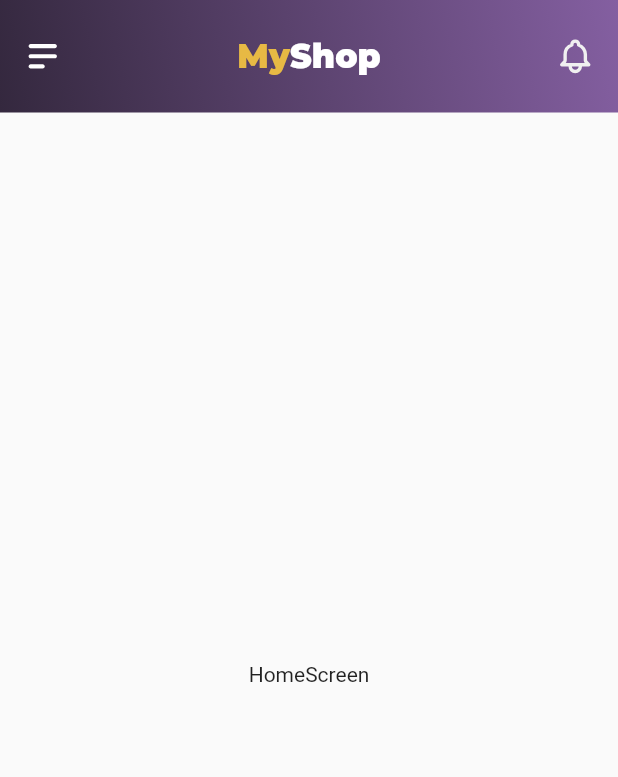
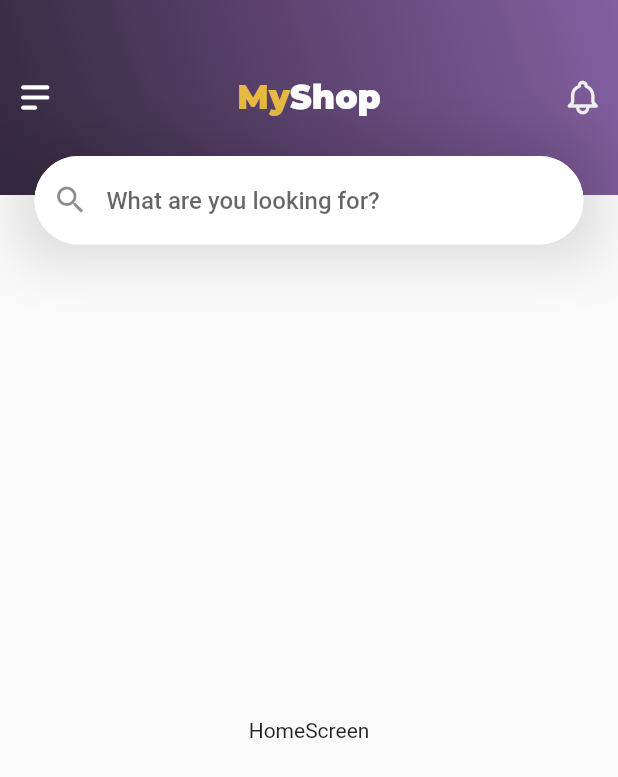
Before and after one commit to ilavisharma/Flutter-Ecommerce-App, a Flutter app: the HomeScreen screen opened by its route, on a phone screen of 412 x 824 dp. Shown: the top 777 px of the screen. Run offline on Flutter 3.47's test engine with Material 2 defaults, Android fonts, the phone set to English and light mode, and no system bars; our stand-ins replace flutter_svg; Roboto replaces fonts that are missing (SF-Pro); project files that could hold a hidden picture were left out.

Commit message:
custom appbar finally done

```diff
--- a/lib/widgets/custom_app_bar.dart
+++ b/lib/widgets/custom_app_bar.dart
@@ -5,15 +5,29 @@ class CustomAppBar extends StatelessWidget implements PreferredSizeWidget {
   final Widget leading;
   final Widget trailing;
 
-  CustomAppBar(
-      {@required this.title, @required this.leading, @required this.trailing});
+  CustomAppBar({
+    @required this.title,
+    @required this.leading,
+    @required this.trailing,
+  });
 
   @override
-  Size get preferredSize => Size.fromHeight(75);
+  Size get preferredSize => Size.fromHeight(150);
 
   Widget build(BuildContext context) {
+    final border = OutlineInputBorder(
+      borderSide: BorderSide(color: Colors.white),
+      borderRadius: BorderRadius.all(Radius.circular(40)),
+    );
     return Container(
-      height: MediaQuery.of(context).padding.top + 75,
+      child: Column(
+        children: [
+          Align(
+            heightFactor: 0.8,
+            alignment: Alignment.topCenter,
+            child: Container(
+              height: 130,
+              padding: EdgeInsets.symmetric(horizontal: 10),
               decoration: BoxDecoration(
                 gradient: LinearGradient(
                   colors: [Color(0xFF845FA1), Color(0xFF34283E)],
@@ -21,8 +35,6 @@ class CustomAppBar extends StatelessWidget implements PreferredSizeWidget {
                   end: Alignment.bottomLeft,
                 ),
               ),
-      padding: EdgeInsets.only(
-          left: 15, right: 15, top: MediaQuery.of(context).padding.top),
               child: Row(
                 mainAxisAlignment: MainAxisAlignment.spaceBetween,
                 children: [
@@ -31,6 +43,38 @@ class CustomAppBar extends StatelessWidget implements PreferredSizeWidget {
                   trailing,
                 ],
               ),
+            ),
+          ),
+          Container(
+            margin: EdgeInsets.symmetric(horizontal: 23),
+            decoration: BoxDecoration(
+              boxShadow: [
+                BoxShadow(
+                  color: Colors.black12,
+                  spreadRadius: 10,
+                  blurRadius: 30,
+                ),
+              ],
+            ),
+            child: TextField(
+              style: TextStyle(
+                color: Colors.grey,
+                fontSize: 16,
+                fontWeight: FontWeight.w500,
+              ),
+              textAlign: TextAlign.left,
+              decoration: InputDecoration(
+                  filled: true,
+                  fillColor: Colors.white,
+                  hintText: "What are you looking for?",
+                  prefixIcon: Icon(Icons.search),
+                  border: border,
+                  enabledBorder: border,
+                  focusedBorder: border),
+            ),
+          )
+        ],
+      ),
     );
   }
 }
```
Lines whose indentation alone changed are shown as unchanged.
